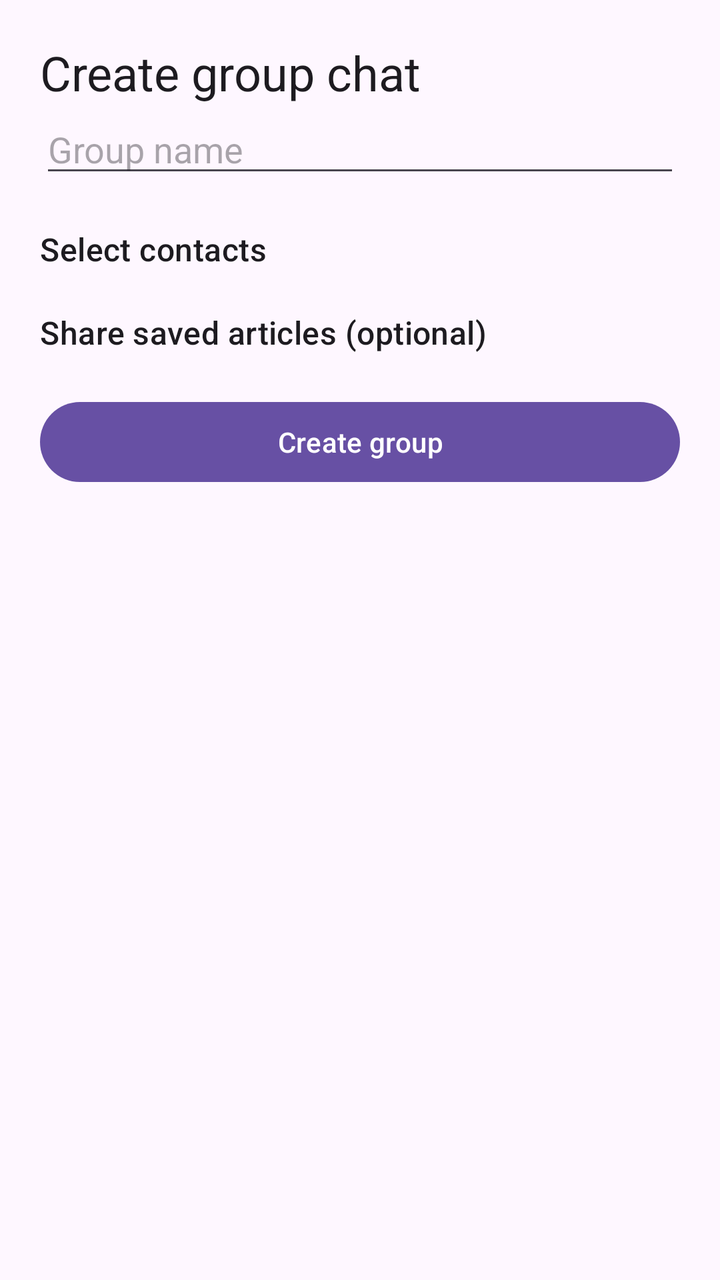
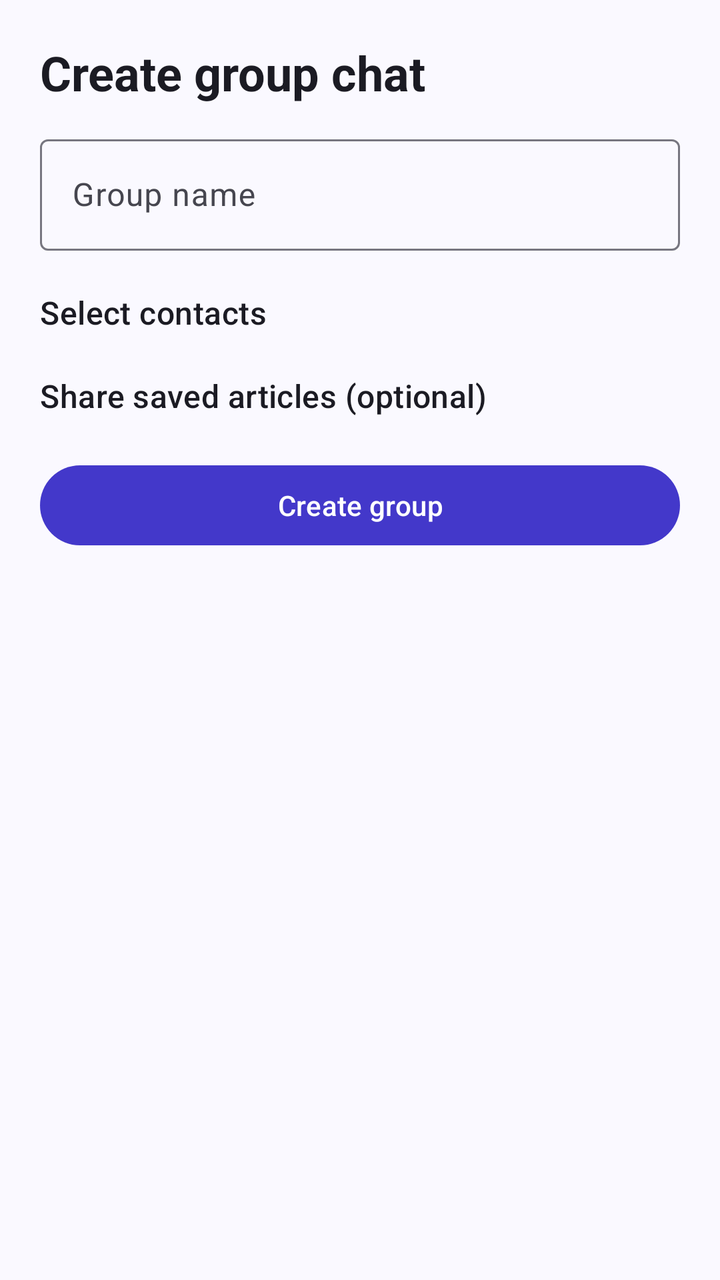

The first picture is an Android layout as it rendered before a commit; the second is the same layout after the commit. The layout source and the unified diff follow.
<!-- AndroidManifest.xml: application theme Theme.MyApplication -->
<!-- res/layout/activity_create_group_chat.xml -->
<?xml version="1.0" encoding="utf-8"?>
<ScrollView xmlns:android="http://schemas.android.com/apk/res/android"
    android:id="@+id/main"
    android:layout_width="match_parent"
    android:layout_height="match_parent"
    android:fillViewport="true">

    <LinearLayout
        android:layout_width="match_parent"
        android:layout_height="wrap_content"
        android:orientation="vertical"
        android:padding="20dp">

        <TextView
            android:layout_width="match_parent"
            android:layout_height="wrap_content"
            android:text="Create group chat"
            android:textAppearance="?attr/textAppearanceHeadlineSmall" />

        <EditText
            android:id="@+id/edtGroupTitle"
            android:layout_width="match_parent"
            android:layout_height="wrap_content"
            android:hint="Group name"
            android:inputType="textCapSentences"
            android:maxLength="100"
            android:maxLines="1" />

        <TextView
            android:layout_width="match_parent"
            android:layout_height="wrap_content"
            android:layout_marginTop="20dp"
            android:text="Select contacts"
            android:textAppearance="?attr/textAppearanceTitleMedium" />

        <LinearLayout
            android:id="@+id/contactsContainer"
            android:layout_width="match_parent"
            android:layout_height="wrap_content"
            android:orientation="vertical" />

        <TextView
            android:layout_width="match_parent"
            android:layout_height="wrap_content"
            android:layout_marginTop="20dp"
            android:text="Share saved articles (optional)"
            android:textAppearance="?attr/textAppearanceTitleMedium" />

        <LinearLayout
            android:id="@+id/articlesContainer"
            android:layout_width="match_parent"
            android:layout_height="wrap_content"
            android:orientation="vertical" />

        <Button
            android:id="@+id/btnCreateGroup"
            android:layout_width="match_parent"
            android:layout_height="wrap_content"
            android:layout_marginTop="20dp"
            android:text="Create group" />
    </LinearLayout>
</ScrollView>
<!-- resources referenced by this layout -->
<resources>
  <style name="Theme.MyApplication" parent="Base.Theme.MyApplication" />
  <style name="Base.Theme.MyApplication" parent="Theme.Material3.DayNight.NoActionBar">
          
          
      </style>
</resources>

<!-- the commit's change to res/layout/activity_create_group_chat.xml (unified diff, before → after) -->
@@ -9,28 +9,37 @@
         android:layout_width="match_parent"
         android:layout_height="wrap_content"
         android:orientation="vertical"
-        android:padding="20dp">
+        android:padding="@dimen/screen_padding">
 
         <TextView
             android:layout_width="match_parent"
             android:layout_height="wrap_content"
-            android:text="Create group chat"
-            android:textAppearance="?attr/textAppearanceHeadlineSmall" />
+            android:text="@string/create_group_title"
+            android:textAppearance="@style/TextAppearance.Discuss.Heading" />
 
-        <EditText
-            android:id="@+id/edtGroupTitle"
+        <com.google.android.material.textfield.TextInputLayout
+            style="@style/Widget.Material3.TextInputLayout.OutlinedBox"
             android:layout_width="match_parent"
             android:layout_height="wrap_content"
-            android:hint="Group name"
-            android:inputType="textCapSentences"
-            android:maxLength="100"
-            android:maxLines="1" />
+            android:layout_marginTop="12dp"
+            android:hint="@string/group_name">
+
+            <com.google.android.material.textfield.TextInputEditText
+                android:id="@+id/edtGroupTitle"
+                android:layout_width="match_parent"
+                android:layout_height="wrap_content"
+                android:importantForAutofill="no"
+                android:inputType="textCapSentences"
+                android:maxLength="100"
+                android:maxLines="1" />
+
+        </com.google.android.material.textfield.TextInputLayout>
 
         <TextView
             android:layout_width="match_parent"
             android:layout_height="wrap_content"
             android:layout_marginTop="20dp"
-            android:text="Select contacts"
+            android:text="@string/select_contacts"
             android:textAppearance="?attr/textAppearanceTitleMedium" />
 
         <LinearLayout
@@ -43,7 +52,7 @@
             android:layout_width="match_parent"
             android:layout_height="wrap_content"
             android:layout_marginTop="20dp"
-            android:text="Share saved articles (optional)"
+            android:text="@string/share_saved_articles"
             android:textAppearance="?attr/textAppearanceTitleMedium" />
 
         <LinearLayout
@@ -52,11 +61,11 @@
             android:layout_height="wrap_content"
             android:orientation="vertical" />
 
-        <Button
+        <com.google.android.material.button.MaterialButton
             android:id="@+id/btnCreateGroup"
             android:layout_width="match_parent"
             android:layout_height="wrap_content"
             android:layout_marginTop="20dp"
-            android:text="Create group" />
+            android:text="@string/create_group" />
     </LinearLayout>
 </ScrollView>
<!-- resource entries referenced after the edit -->
@@ -1,9 +1,50 @@
 <!-- resources referenced by this layout -->
 <resources>
-  <style name="Theme.MyApplication" parent="Base.Theme.MyApplication" />
-  <style name="Base.Theme.MyApplication" parent="Theme.Material3.DayNight.NoActionBar">
-          
-          
+  <dimen name="screen_padding">20dp</dimen>
+  <string name="create_group">Create group</string>
+  <string name="create_group_title">Create group chat</string>
+  <string name="group_name">Group name</string>
+  <string name="select_contacts">Select contacts</string>
+  <string name="share_saved_articles">Share saved articles (optional)</string>
+  <style name="TextAppearance.Discuss.Heading" parent="TextAppearance.Material3.HeadlineSmall">
+          <item name="android:textStyle">bold</item>
+          <item name="android:textColor">?attr/colorOnSurface</item>
       </style>
+  <style name="Theme.MyApplication" parent="Theme.Material3.DayNight.NoActionBar">
+          <item name="colorPrimary">@color/md_primary</item>
+          <item name="colorOnPrimary">@color/md_on_primary</item>
+          <item name="colorPrimaryContainer">@color/md_primary_container</item>
+          <item name="colorOnPrimaryContainer">@color/md_on_primary_container</item>
+          <item name="colorSecondary">@color/md_secondary</item>
+          <item name="colorOnSecondary">@color/md_on_secondary</item>
+          <item name="colorSecondaryContainer">@color/md_secondary_container</item>
+          <item name="colorOnSecondaryContainer">@color/md_on_secondary_container</item>
+          <item name="colorSurface">@color/md_surface</item>
+          <item name="colorOnSurface">@color/md_on_surface</item>
+          <item name="colorOnSurfaceVariant">@color/md_on_surface_variant</item>
+          <item name="colorSurfaceContainerLow">@color/md_surface_container_low</item>
+          <item name="colorSurfaceContainer">@color/md_surface_container</item>
+          <item name="colorOutline">@color/md_outline</item>
+          <item name="colorOutlineVariant">@color/md_outline_variant</item>
+          <item name="android:windowBackground">@color/md_surface</item>
+          <item name="android:colorBackground">@color/md_surface</item>
+          <item name="android:textColorPrimary">@color/md_on_surface</item>
+          <item name="android:textColorSecondary">@color/md_on_surface_variant</item>
+      </style>
+  <color name="md_primary">#FF4338CA</color>
+  <color name="md_on_primary">#FFFFFFFF</color>
+  <color name="md_primary_container">#FFE3E1FF</color>
+  <color name="md_on_primary_container">#FF14115C</color>
+  <color name="md_secondary">#FF5A5D7A</color>
+  <color name="md_on_secondary">#FFFFFFFF</color>
+  <color name="md_secondary_container">#FFE2E3F4</color>
+  <color name="md_on_secondary_container">#FF181B33</color>
+  <color name="md_surface">#FFFAF9FF</color>
+  <color name="md_on_surface">#FF1B1B23</color>
+  <color name="md_on_surface_variant">#FF46464F</color>
+  <color name="md_surface_container_low">#FFF4F3FB</color>
+  <color name="md_surface_container">#FFEFEEF7</color>
+  <color name="md_outline">#FF777680</color>
+  <color name="md_outline_variant">#FFC7C5D0</color>
 </resources>
 
